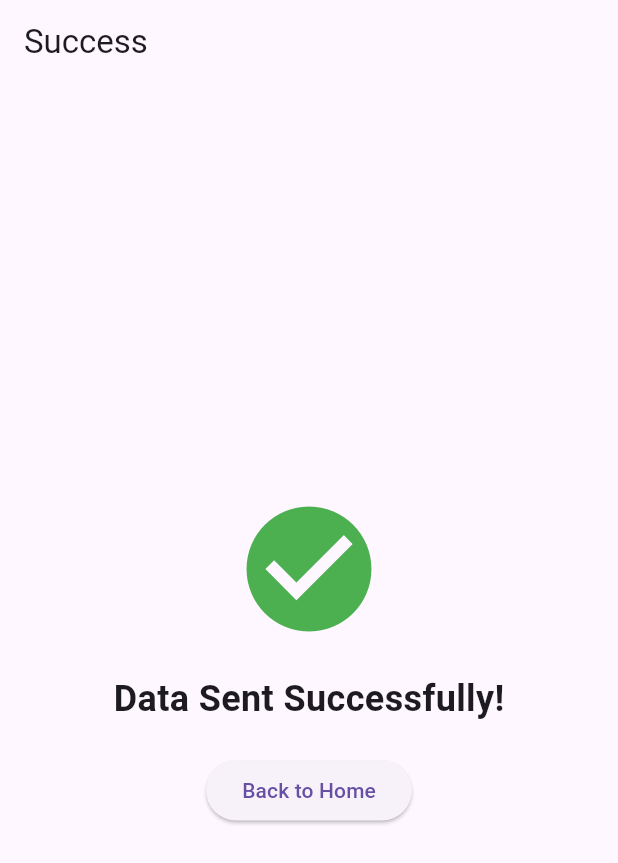
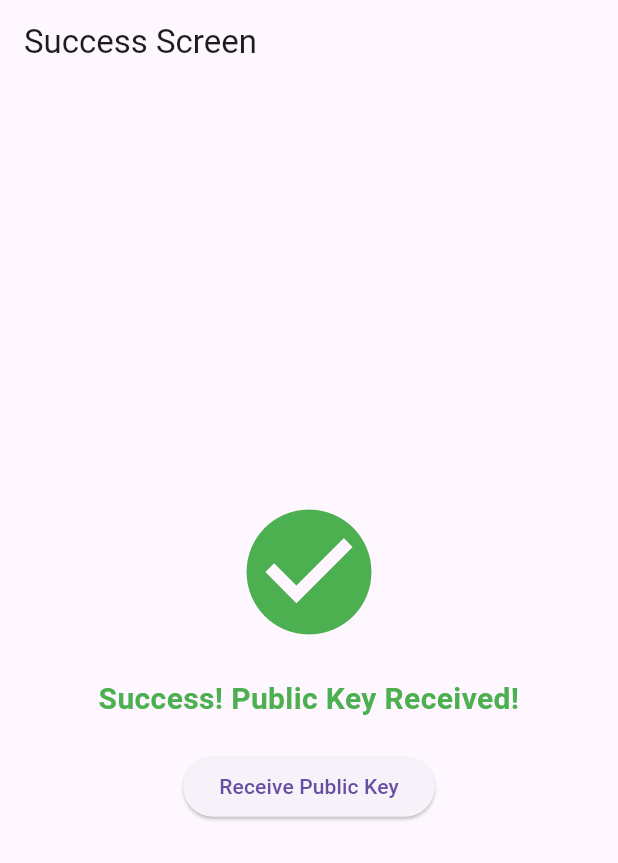
Before and after one commit to Sourabh4896/final_eval, a Flutter app: the SuccessScreen screen opened directly, on a phone screen of 412 x 824 dp. Shown: the top 863 px of the screen. Run offline on Flutter 3.47's test engine with Material 3 defaults, Android fonts, the phone set to English and light mode, and no system bars; our stand-ins replace device_info_plus, flutter_secure_storage; missing offline and left inert: fast_rsa; accounts and stored records are empty.

Commit message:
fetch api key screen started

```diff
--- a/lib/utils/SendingDataScreen.dart
+++ b/lib/utils/SendingDataScreen.dart
@@ -1,6 +1,7 @@
 import 'package:flutter/material.dart';
 import 'package:http/http.dart' as http;
 import 'dart:convert';
+import 'SuccessScreen.dart';
 
 class SendingDataScreen extends StatefulWidget {
   final String publicKey;
@@ -137,32 +138,3 @@ class _SendingDataScreenState extends State<SendingDataScreen> {
     );
   }
 }
-
-class SuccessScreen extends StatelessWidget {
-  @override
-  Widget build(BuildContext context) {
-    return Scaffold(
-      appBar: AppBar(title: Text("Success")),
-      body: Center(
-        child: Column(
-          mainAxisAlignment: MainAxisAlignment.center,
-          children: [
-            Icon(Icons.check_circle, color: Colors.green, size: 100),
-            SizedBox(height: 20),
-            Text(
-              "Data Sent Successfully!",
-              style: TextStyle(fontSize: 24, fontWeight: FontWeight.bold),
-            ),
-            SizedBox(height: 20),
-            ElevatedButton(
-              onPressed: () {
-                Navigator.pop(context); // Go back to the previous screen
-              },
-              child: Text("Back to Home"),
-            ),
-          ],
-        ),
-      ),
-    );
-  }
-}
--- a/lib/utils/SuccessScreen.dart
+++ b/lib/utils/SuccessScreen.dart
@@ -42,7 +42,7 @@ class SuccessScreen extends StatelessWidget {
                     ),
                   );
                 },
-                child: Text("Go to Public Key Fetch Screen"),
+                child: Text("Receive Public Key"),
               ),
             ],
           ),
```
Also changed, not shown: lib/utils/capture_image_screen.dart (added), 1 other file.
